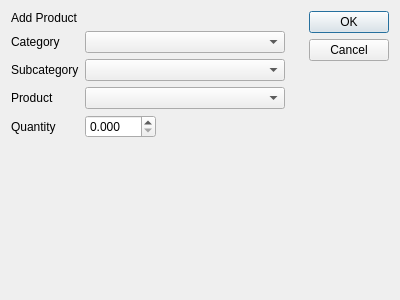
Above: recipedialog.ui from Greezael/sukaldu before the change. Below: the same form after it.
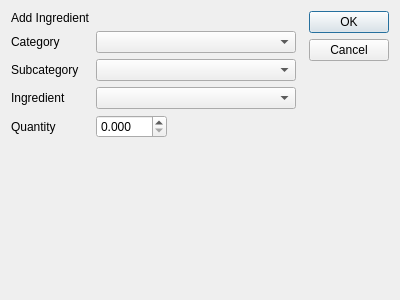
That is the form after the change.

```diff
--- a/recipedialog.ui
+++ b/recipedialog.ui
@@ -19,7 +19,7 @@
      <item row="0" column="0">
       <widget class="QLabel" name="label">
        <property name="text">
-        <string>Add Product</string>
+        <string>Add Ingredient</string>
        </property>
       </widget>
      </item>
@@ -40,7 +40,7 @@
      <item row="3" column="0">
       <widget class="QLabel" name="recprod_prod_tag">
        <property name="text">
-        <string>Product</string>
+        <string>Ingredient</string>
        </property>
       </widget>
      </item>
```
Left out of the diff: 2 changed lines with no effect on the pictures.
